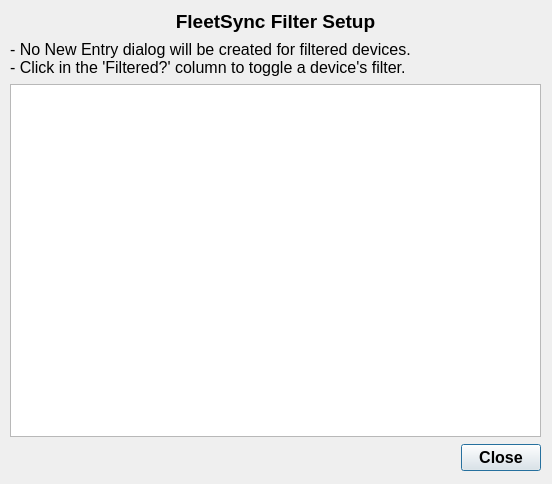
ncssar/radiolog, file fsFilterDialog.ui: the form before one commit.
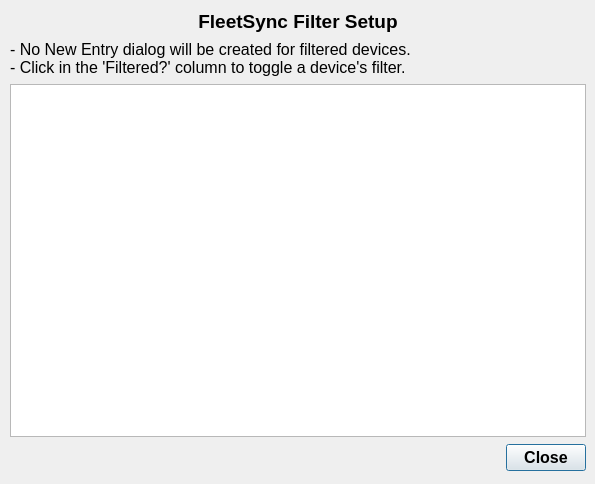
The form after the commit.

```diff
--- a/fsFilterDialog.ui
+++ b/fsFilterDialog.ui
@@ -6,7 +6,7 @@
    <rect>
     <x>0</x>
     <y>0</y>
-    <width>552</width>
+    <width>595</width>
     <height>484</height>
    </rect>
   </property>
@@ -27,7 +27,7 @@
     <rect>
      <x>10</x>
      <y>10</y>
-     <width>531</width>
+     <width>576</width>
      <height>461</height>
     </rect>
    </property>
@@ -87,9 +87,12 @@
       <property name="font">
        <font>
         <family>Segoe UI</family>
-        <pointsize>9</pointsize>
+        <pointsize>12</pointsize>
        </font>
       </property>
+      <property name="midLineWidth">
+       <number>0</number>
+      </property>
       <property name="alternatingRowColors">
        <bool>true</bool>
       </property>
```
